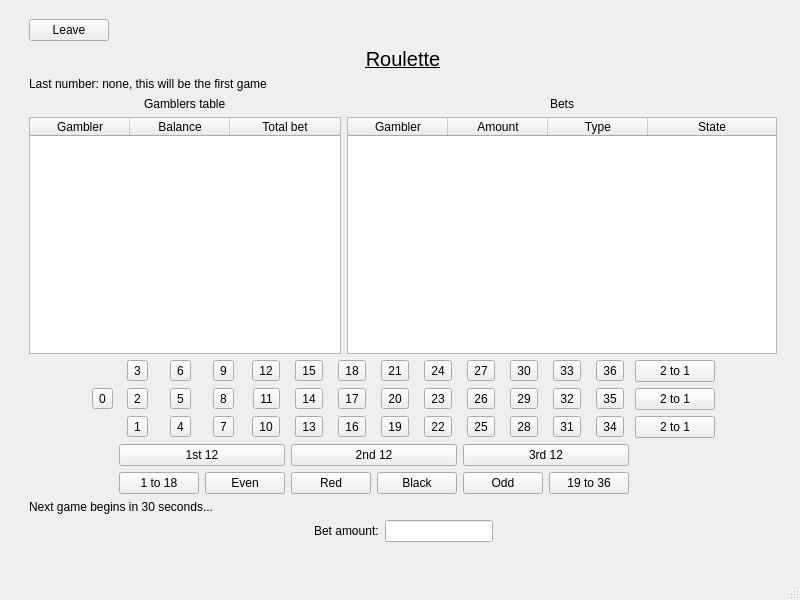
This is GUI/Casino.ui in B1rtek/Casino as Qt 5 draws it before an edit. The edited form follows.
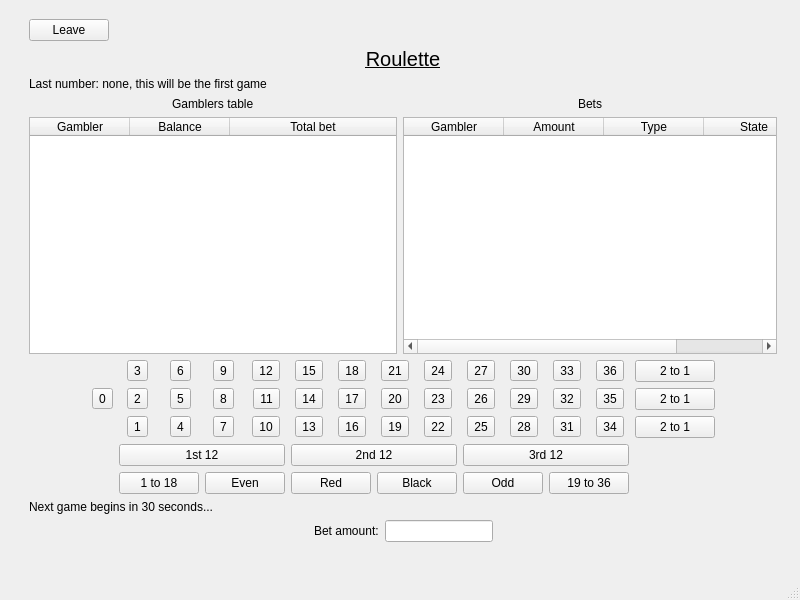
This is the edited form. The open tabs and pages were chosen to show the change.

What changed in the file:
```diff
--- a/GUI/Casino.ui
+++ b/GUI/Casino.ui
@@ -1337,6 +1337,12 @@
               <verstretch>0</verstretch>
              </sizepolicy>
             </property>
+            <property name="sizeAdjustPolicy">
+             <enum>QAbstractScrollArea::AdjustToContents</enum>
+            </property>
+            <property name="selectionBehavior">
+             <enum>QAbstractItemView::SelectRows</enum>
+            </property>
             <attribute name="horizontalHeaderStretchLastSection">
              <bool>true</bool>
             </attribute>
@@ -1377,7 +1383,10 @@
              </sizepolicy>
             </property>
             <property name="sizeAdjustPolicy">
-             <enum>QAbstractScrollArea::AdjustToContentsOnFirstShow</enum>
+             <enum>QAbstractScrollArea::AdjustToContents</enum>
+            </property>
+            <property name="selectionBehavior">
+             <enum>QAbstractItemView::SelectRows</enum>
             </property>
             <attribute name="horizontalHeaderStretchLastSection">
              <bool>true</bool>
```
Left out of the diff: 8 changed lines with no effect on the pictures.
